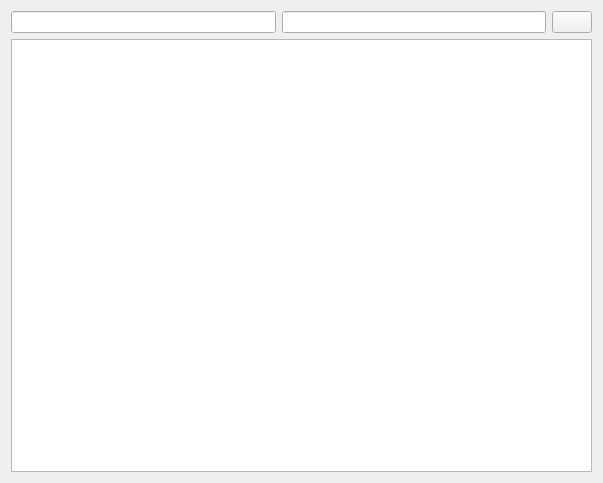
Qt form rqt/rqt_launch_analyzer/resource/launch_analyzer.ui (ARTI-Robots/rqt_launch_analyzer) before a commit.
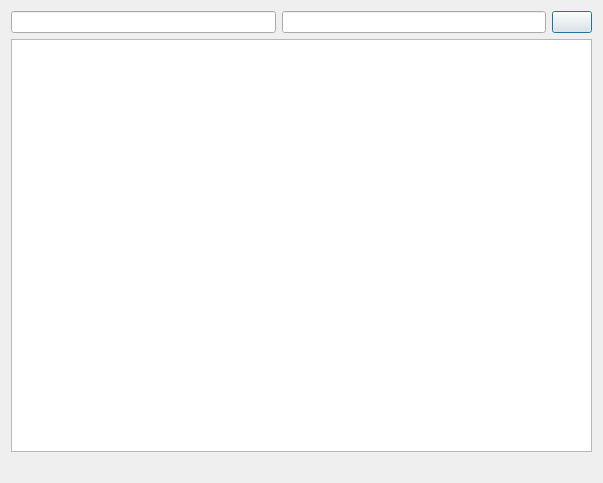
The same form after that commit. Icons and pictures are not drawn.

Commit message: implemented inclusion; added xml view plus action links; added colors for error states

The edit to the form file:
```diff
--- a/rqt/rqt_launch_analyzer/resource/launch_analyzer.ui
+++ b/rqt/rqt_launch_analyzer/resource/launch_analyzer.ui
@@ -41,7 +41,7 @@
        <property name="icon">
         <iconset theme="view-refresh"/>
        </property>
-       <property name="autoDefault">
+       <property name="default">
         <bool>true</bool>
        </property>
       </widget>
@@ -49,7 +49,53 @@
     </layout>
    </item>
    <item>
-    <widget class="QTreeView" name="launch_file_tree_view"/>
+    <widget class="QTreeView" name="launch_file_tree_view">
+     <property name="selectionMode">
+      <enum>QAbstractItemView::ExtendedSelection</enum>
+     </property>
+     <property name="headerHidden">
+      <bool>true</bool>
+     </property>
+    </widget>
+   </item>
+   <item>
+    <layout class="QHBoxLayout" name="info_layout">
+     <item>
+      <widget class="QLabel" name="xml_label">
+       <property name="sizePolicy">
+        <sizepolicy hsizetype="Preferred" vsizetype="Preferred">
+         <horstretch>1</horstretch>
+         <verstretch>0</verstretch>
+        </sizepolicy>
+       </property>
+       <property name="textFormat">
+        <enum>Qt::PlainText</enum>
+       </property>
+       <property name="wordWrap">
+        <bool>true</bool>
+       </property>
+       <property name="textInteractionFlags">
+        <set>Qt::LinksAccessibleByMouse|Qt::TextSelectableByKeyboard|Qt::TextSelectableByMouse</set>
+       </property>
+      </widget>
+     </item>
+     <item>
+      <widget class="QLabel" name="actions_label">
+       <property name="textFormat">
+        <enum>Qt::RichText</enum>
+       </property>
+       <property name="alignment">
+        <set>Qt::AlignRight|Qt::AlignTrailing|Qt::AlignVCenter</set>
+       </property>
+       <property name="openExternalLinks">
+        <bool>true</bool>
+       </property>
+       <property name="textInteractionFlags">
+        <set>Qt::LinksAccessibleByKeyboard|Qt::LinksAccessibleByMouse</set>
+       </property>
+      </widget>
+     </item>
+    </layout>
    </item>
   </layout>
  </widget>
```
Left out of the diff: 6 changed lines with no effect on the pictures. The commit also changes 2 other files.
